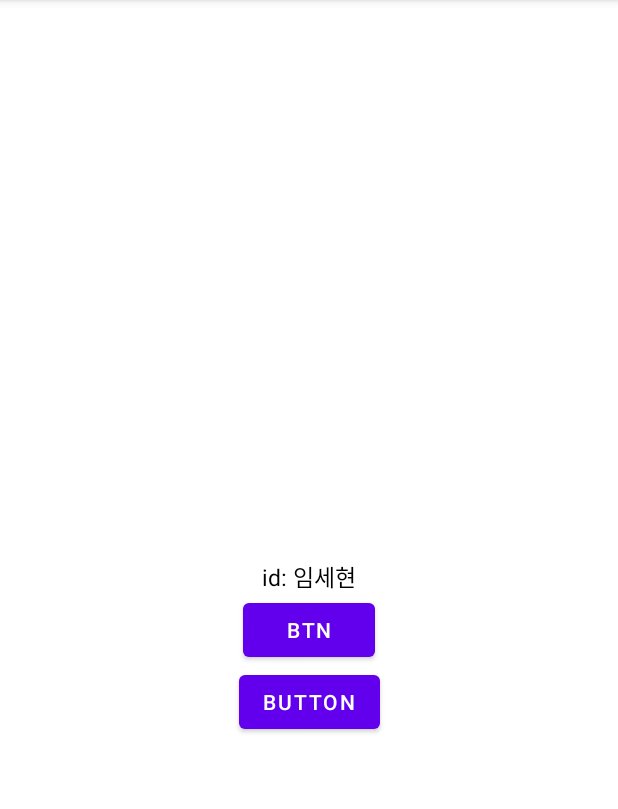
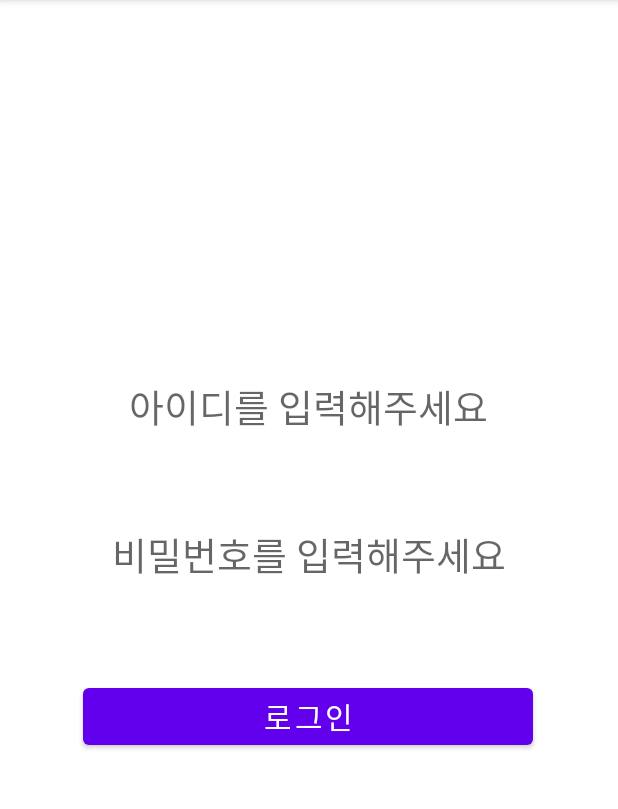
Before and after one commit to Sim-Tong/git-practice-for-android-team, an Android app: the LoginActivity screen opened directly, with no data from a screen before it, on a phone screen of 412 x 824 dp, the part 84-893 px from its top. Run offline under Robolectric (Android 15) with nearby library versions, the phone set to English and light mode, and no system bars.

Commit message:
feat: SH-4 commit sqush
fix: SH-4 login ui btn id

```diff
--- a/app/src/main/java/com/saehyun/myapplication/LoginActivity.kt
+++ b/app/src/main/java/com/saehyun/myapplication/LoginActivity.kt
@@ -10,9 +10,9 @@ class LoginActivity : AppCompatActivity() {
         super.onCreate(savedInstanceState)
         setContentView(R.layout.activity_login)
 
-        val btn : Button = findViewById(R.id.btn)
+        val btn_login : Button = findViewById(R.id.btn_login)
 
-        btn.setOnClickListener {
+        btn_login.setOnClickListener {
             Toast.makeText(applicationContext, "fix", Toast.LENGTH_SHORT).show()
         }
     }
--- a/app/src/main/res/layout/activity_login.xml
+++ b/app/src/main/res/layout/activity_login.xml
@@ -6,34 +6,44 @@
     android:layout_height="match_parent"
     tools:context=".LoginActivity">
 
-    <TextView
-        android:id="@+id/textView"
+    <EditText
+        android:id="@+id/edit_id"
         android:layout_width="wrap_content"
         android:layout_height="wrap_content"
-        android:text="id: 임세현"
+        android:background="#00ff0000"
+        android:hint="아이디를 입력해주세요"
         android:textColor="@color/black"
-        android:textSize="15sp"
+        android:textSize="25sp"
         app:layout_constraintBottom_toBottomOf="parent"
         app:layout_constraintEnd_toEndOf="parent"
+        app:layout_constraintHorizontal_bias="0.497"
         app:layout_constraintStart_toStartOf="parent"
-        app:layout_constraintTop_toTopOf="parent" />
+        app:layout_constraintTop_toTopOf="parent"
+        app:layout_constraintVertical_bias="0.345" />
+
+    <EditText
+        android:id="@+id/edit_password"
+        android:layout_width="wrap_content"
+        android:layout_height="wrap_content"
+        android:background="#00ff0000"
+        android:layout_marginTop="60dp"
+        android:hint="비밀번호를 입력해주세요"
+        android:textSize="25sp"
+        app:layout_constraintEnd_toEndOf="parent"
+        app:layout_constraintStart_toStartOf="parent"
+        app:layout_constraintTop_toBottomOf="@+id/edit_id" />
 
     <Button
-        android:id="@+id/btn"
-        android:layout_width="wrap_content"
-        android:layout_height="wrap_content"
-        android:text="btn"
-        app:layout_constraintEnd_toEndOf="@+id/textView"
-        app:layout_constraintStart_toStartOf="@+id/textView"
-        app:layout_constraintTop_toBottomOf="@+id/textView" />
+        android:id="@+id/btn_login"
+        android:layout_width="300dp"
+        android:layout_height="50dp"
+        android:layout_marginTop="64dp"
+        android:text="로그인"
+        android:textSize="20sp"
+        app:layout_constraintEnd_toEndOf="parent"
+        app:layout_constraintHorizontal_bias="0.495"
+        app:layout_constraintStart_toStartOf="parent"
+        app:layout_constraintTop_toBottomOf="@+id/edit_password" />
 
-    <Button
-        android:id="@+id/button"
-        android:layout_width="wrap_content"
-        android:layout_height="wrap_content"
-        android:text="Button"
-        app:layout_constraintEnd_toEndOf="@+id/btn"
-        app:layout_constraintStart_toStartOf="@+id/btn"
-        app:layout_constraintTop_toBottomOf="@+id/btn" />
 
 </androidx.constraintlayout.widget.ConstraintLayout>
```
